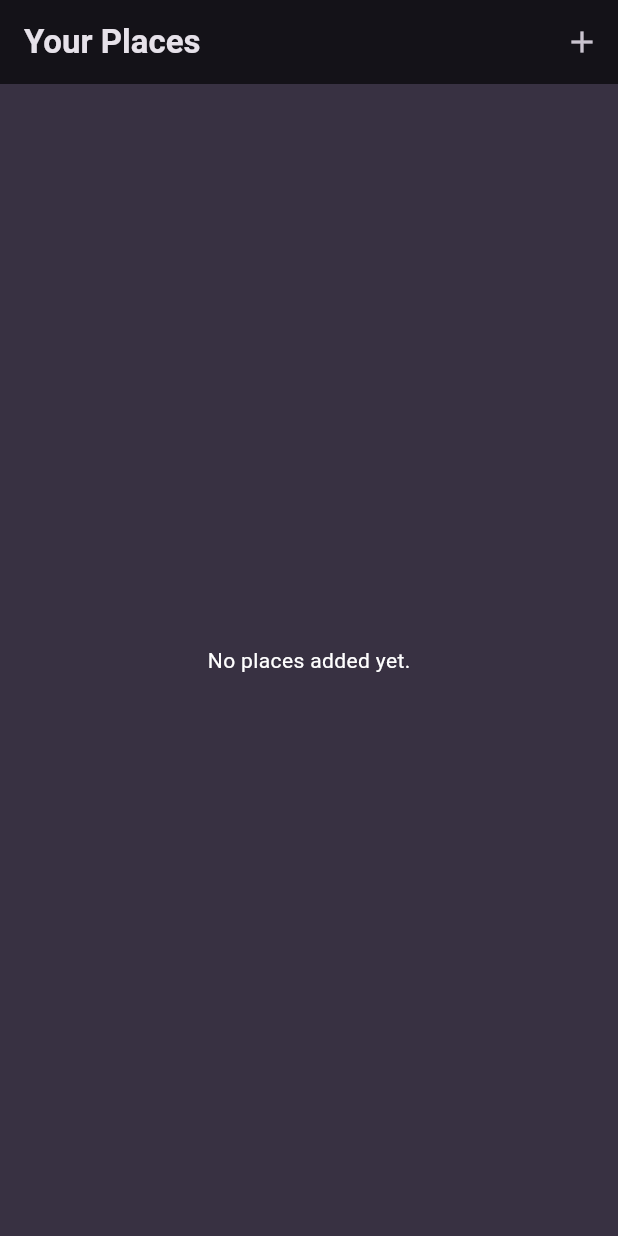
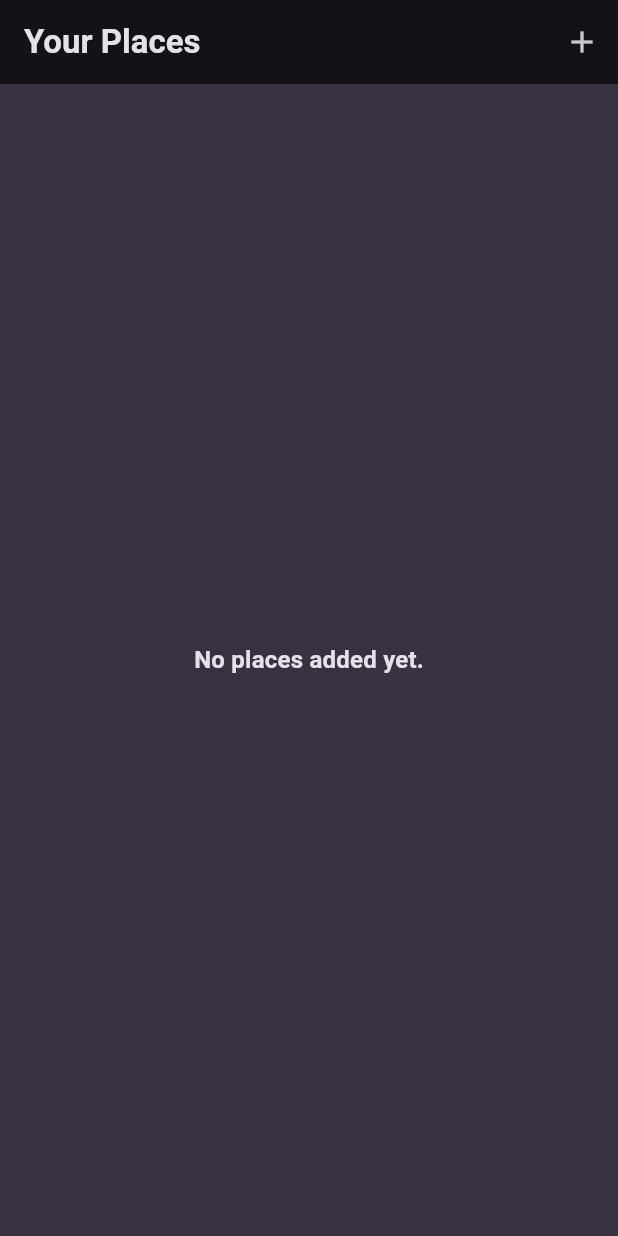
Before and after one commit to KISHORE-KUMAR-S/Favourite-Places, a Flutter app: the screen it shows after launch, on a phone screen of 412 x 824 dp. Run offline on Flutter 3.47's test engine with Material 3 defaults, Android fonts, the phone set to English and light mode, and no system bars; our stand-ins replace google_fonts.

Commit message:
First Commit

```diff
--- a/lib/main.dart
+++ b/lib/main.dart
@@ -1,4 +1,4 @@
-import 'package:favourite_places/home.dart';
+import 'package:favourite_places/screens/home.dart';
 import 'package:flutter/material.dart';
 import 'package:google_fonts/google_fonts.dart';
 
--- /dev/null
+++ b/lib/models/place.dart
@@ -0,0 +1,9 @@
+import 'package:uuid/uuid.dart';
+
+const uuid = Uuid();
+
+class Place {
+  Place({required this.title}) : id = uuid.v4();
+
+  final String id, title;
+}
--- a/lib/home.dart
+++ b/lib/screens/home.dart
@@ -1,6 +1,7 @@
 import 'dart:io';
 
-import 'package:favourite_places/new_place.dart';
+import 'package:favourite_places/screens/add_new_place.dart';
+import 'package:favourite_places/widgets/places_list.dart';
 import 'package:flutter/cupertino.dart';
 import 'package:flutter/material.dart';
 
@@ -36,12 +37,7 @@ class _HomeScreenState extends State<HomeScreen> {
           ),
         ],
       ),
-      body: const Center(
-        child: Text(
-          'No places added yet.',
-          style: TextStyle(color: Colors.white),
-        ),
-      ),
+      body: const PlacesList(places: []),
     );
   }
 }
--- /dev/null
+++ b/lib/widgets/places_list.dart
@@ -0,0 +1,35 @@
+import 'package:favourite_places/models/place.dart';
+import 'package:flutter/material.dart';
+
+class PlacesList extends StatelessWidget {
+  const PlacesList({super.key, required this.places});
+
+  final List<Place> places;
+
+  @override
+  Widget build(BuildContext context) {
+    if (places.isEmpty) {
+      return Center(
+        child: Text(
+          'No places added yet.',
+          style: Theme.of(context)
+              .textTheme
+              .titleMedium!
+              .copyWith(color: Theme.of(context).colorScheme.onBackground),
+        ),
+      );
+    }
+    return ListView.builder(
+      itemCount: places.length,
+      itemBuilder: (context, index) => ListTile(
+        title: Text(
+          places[index].title,
+          style: Theme.of(context)
+              .textTheme
+              .titleMedium!
+              .copyWith(color: Theme.of(context).colorScheme.onBackground),
+        ),
+      ),
+    );
+  }
+}
--- a/pubspec.yaml
+++ b/pubspec.yaml
@@ -10,6 +10,7 @@ dependencies:
   flutter:
     sdk: flutter
   google_fonts: ^6.1.0
+  uuid: ^4.3.3
 
 dev_dependencies:
   flutter_test:
```
Also changed, not shown: lib/new_place.dart (deleted, +0 -42 lines), lib/screens/add_new_place.dart (added, +66 -0 lines), pubspec.lock.
